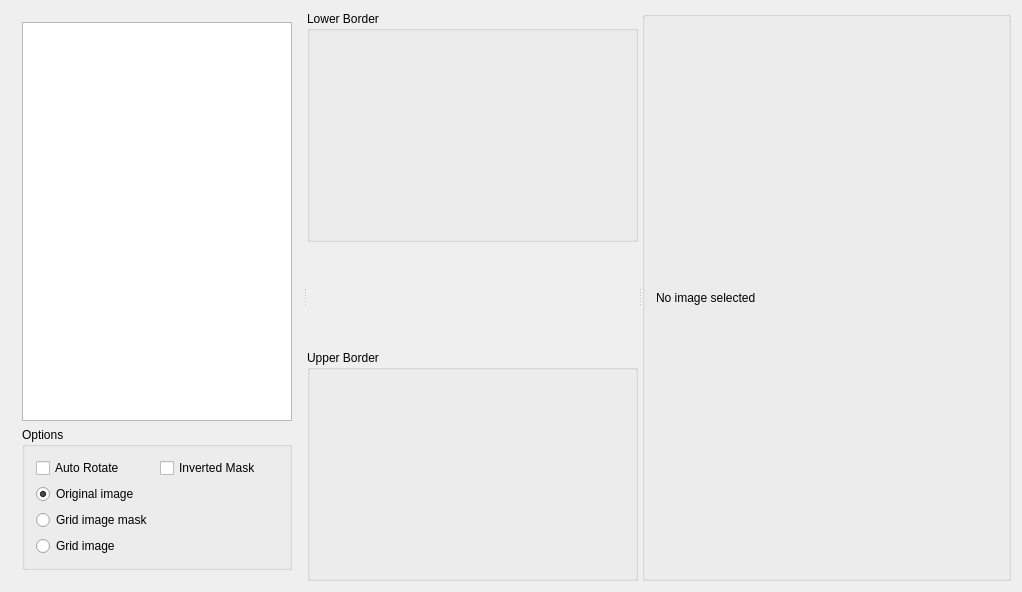
Above: SymbolScanner/WinImageFilter.ui from veeman/SymbolScanner before the change. Below: the same form after it.
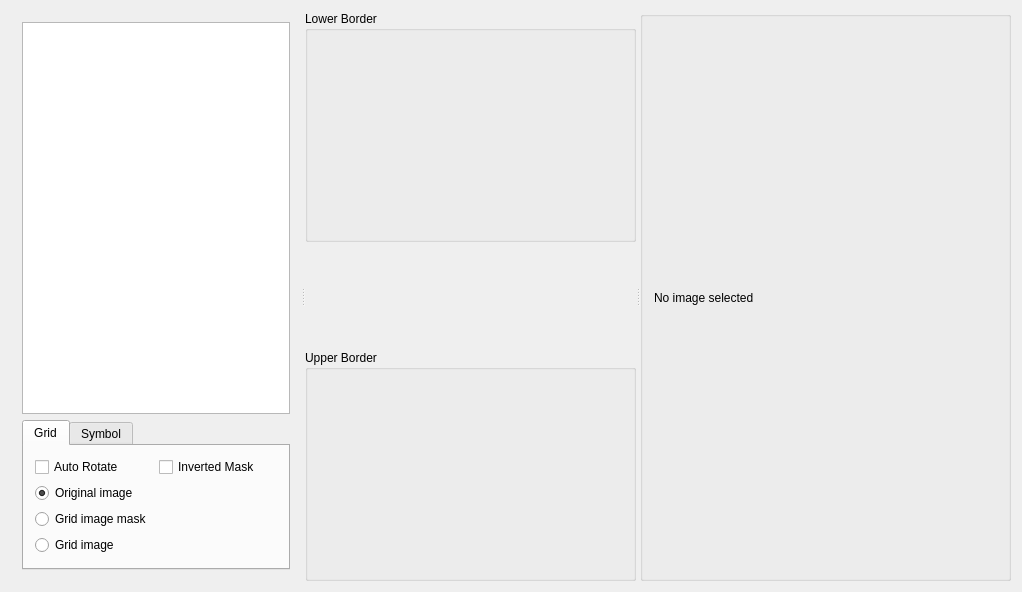
That is the form after the change. Custom widgets are drawn as their Qt base class.

Commit message:
Make tabed options menu
Can now preview grid and symbol images.

```diff
--- a/SymbolScanner/WinImageFilter.ui
+++ b/SymbolScanner/WinImageFilter.ui
@@ -13,11 +13,9 @@
   <property name="windowTitle">
    <string>WinImageFilterOptions</string>
   </property>
-  <property name="description" stdset="0">
-   <stringlist>
+  <property name="desciption" stdset="0">
     <string>In this step move the slider of the lower and upper color border until you see only the grid of your symbol image.
 Make sure the lines forms all cross points of the grid.</string>
-   </stringlist>
   </property>
   <layout class="QHBoxLayout" name="horizontalLayout_4">
    <item>
@@ -38,40 +36,30 @@
         </widget>
        </item>
        <item>
-        <widget class="QStackedWidget" name="stackedWidget">
+        <widget class="QTabWidget" name="tabWidget">
          <property name="currentIndex">
           <number>0</number>
          </property>
-         <widget class="QWidget" name="pageGrid">
-          <layout class="QHBoxLayout" name="horizontalLayout_5">
-           <property name="spacing">
-            <number>0</number>
-           </property>
-           <property name="leftMargin">
-            <number>0</number>
-           </property>
-           <property name="topMargin">
-            <number>0</number>
-           </property>
-           <property name="rightMargin">
-            <number>0</number>
-           </property>
-           <property name="bottomMargin">
-            <number>0</number>
-           </property>
-           <item>
-            <widget class="QGroupBox" name="groupBoxOptionsGrid">
-             <property name="minimumSize">
-              <size>
-               <width>0</width>
-               <height>100</height>
-              </size>
-             </property>
-             <property name="title">
-              <string>Options</string>
-             </property>
+         <widget class="QWidget" name="tabWidgetPageGrid">
+          <attribute name="title">
+           <string>Grid</string>
+          </attribute>
              <layout class="QGridLayout" name="gridLayout">
-              <item row="2" column="0">
+           <item row="0" column="0">
+            <widget class="QCheckBox" name="checkBoxGridAutoRotate">
+             <property name="text">
+              <string>Auto Rotate</string>
+             </property>
+            </widget>
+           </item>
+           <item row="0" column="1">
+            <widget class="QCheckBox" name="checkBoxGridInvertMask">
+             <property name="text">
+              <string>Inverted Mask</string>
+             </property>
+            </widget>
+           </item>
+           <item row="1" column="0">
                <widget class="QRadioButton" name="radioButtonGridImageOriginal">
                 <property name="text">
                  <string>Original image</string>
@@ -87,7 +75,7 @@
                 </attribute>
                </widget>
               </item>
-              <item row="3" column="0">
+           <item row="2" column="0">
                <widget class="QRadioButton" name="radioButtonGridImageMask">
                 <property name="text">
                  <string>Grid image mask</string>
@@ -100,7 +88,7 @@
                 </attribute>
                </widget>
               </item>
-              <item row="4" column="0">
+           <item row="3" column="0">
                <widget class="QRadioButton" name="radioButtonGridImage">
                 <property name="text">
                  <string>Grid image</string>
@@ -113,50 +101,12 @@
                 </attribute>
                </widget>
               </item>
-              <item row="1" column="0">
-               <widget class="QCheckBox" name="checkBoxGridAutoRotate">
-                <property name="text">
-                 <string>Auto Rotate</string>
-                </property>
-               </widget>
-              </item>
-              <item row="1" column="1">
-               <widget class="QCheckBox" name="checkBoxGridInvertMask">
-                <property name="text">
-                 <string>Inverted Mask</string>
-                </property>
-               </widget>
-              </item>
-             </layout>
-            </widget>
-           </item>
-          </layout>
-         </widget>
-         <widget class="QWidget" name="pageSymbol">
-          <layout class="QHBoxLayout" name="horizontalLayout_6">
-           <property name="leftMargin">
-            <number>0</number>
-           </property>
-           <property name="topMargin">
-            <number>0</number>
-           </property>
-           <property name="rightMargin">
-            <number>0</number>
-           </property>
-           <property name="bottomMargin">
-            <number>0</number>
-           </property>
-           <item>
-            <widget class="QGroupBox" name="groupBoxOptionsSymbol">
-             <property name="minimumSize">
-              <size>
-               <width>0</width>
-               <height>100</height>
-              </size>
-             </property>
-             <property name="title">
-              <string>Options</string>
-             </property>
+          </layout>
+         </widget>
+         <widget class="QWidget" name="tabWidgetPageSymbol">
+          <attribute name="title">
+           <string>Symbol</string>
+          </attribute>
              <layout class="QGridLayout" name="gridLayout_2">
               <item row="0" column="0">
                <widget class="QCheckBox" name="checkBoxSymbolUseMask">
@@ -165,6 +115,13 @@
                 </property>
                </widget>
               </item>
+           <item row="0" column="1">
+            <widget class="QCheckBox" name="checkBoxSymbolInvertMask">
+             <property name="text">
+              <string>Inverted Mask</string>
+             </property>
+            </widget>
+           </item>
               <item row="1" column="0">
                <widget class="QRadioButton" name="radioButtonSymbolImageOriginal">
                 <property name="text">
@@ -205,16 +162,6 @@
                 <attribute name="buttonGroup">
                  <string notr="true">buttonGroupSymbolPreviewSelection</string>
                 </attribute>
-               </widget>
-              </item>
-              <item row="0" column="1">
-               <widget class="QCheckBox" name="checkBoxSymbolInvertMask">
-                <property name="text">
-                 <string>Inverted Mask</string>
-                </property>
-               </widget>
-              </item>
-             </layout>
             </widget>
            </item>
           </layout>
```
Lines whose indentation alone changed are shown as unchanged. The commit also changes 4 other files.
